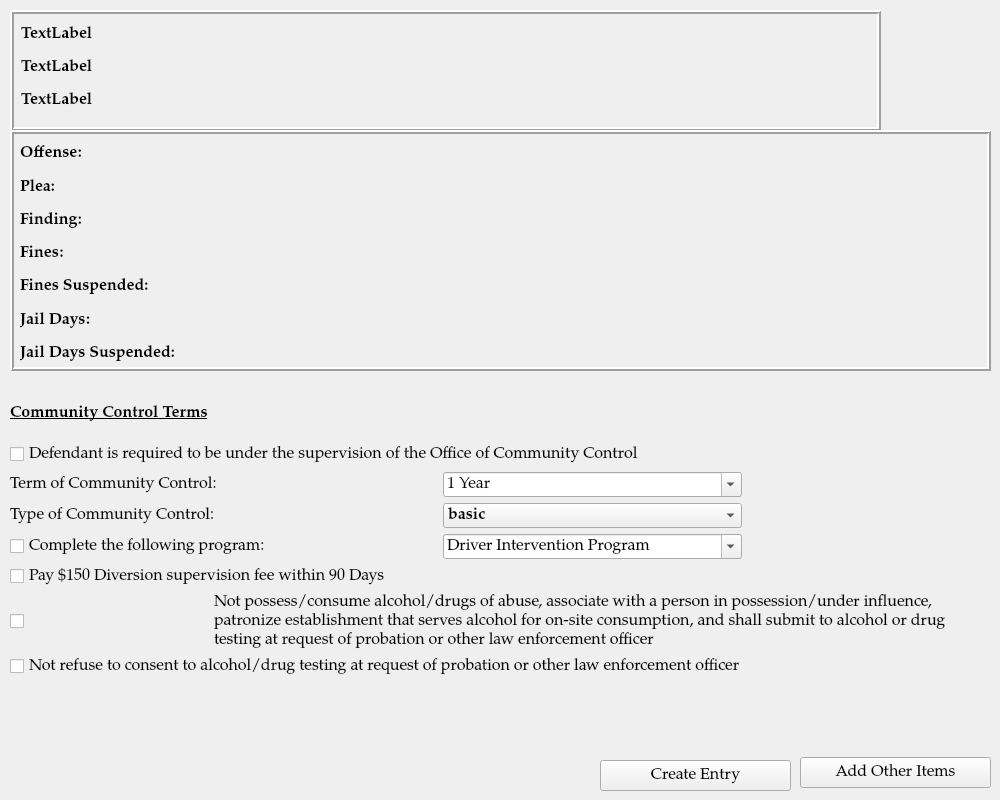
First picture: the form in ui/CommunityControlDialog.ui, repository HunterProgram22/MuniEntry, before the edit.
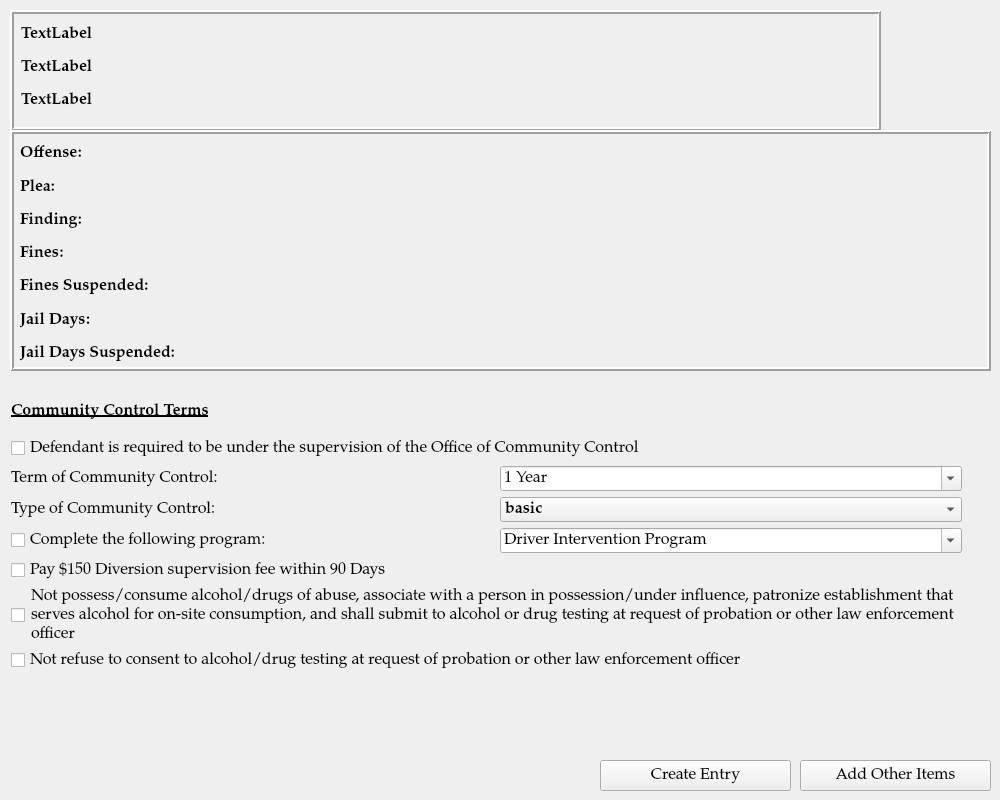
Second picture: the form after the edit.

```diff
--- a/ui/CommunityControlDialog.ui
+++ b/ui/CommunityControlDialog.ui
@@ -35,7 +35,7 @@
    <property name="geometry">
     <rect>
      <x>800</x>
-     <y>757</y>
+     <y>760</y>
      <width>191</width>
      <height>31</height>
     </rect>
@@ -273,87 +273,42 @@
   <widget class="QWidget" name="">
    <property name="geometry">
     <rect>
-     <x>10</x>
-     <y>390</y>
-     <width>961</width>
-     <height>288</height>
+     <x>11</x>
+     <y>391</y>
+     <width>951</width>
+     <height>281</height>
     </rect>
    </property>
    <layout class="QGridLayout" name="gridLayout">
-    <item row="1" column="0" colspan="4">
+    <item row="0" column="0" colspan="2">
+     <widget class="QLabel" name="label">
+      <property name="font">
+       <font>
+        <weight>75</weight>
+        <bold>true</bold>
+        <underline>true</underline>
+       </font>
+      </property>
+      <property name="text">
+       <string>Community Control Terms</string>
+      </property>
+     </widget>
+    </item>
+    <item row="1" column="0" colspan="3">
      <widget class="QCheckBox" name="community_control_required_checkbox">
       <property name="text">
        <string>Defendant is required to be under the supervision of the Office of Community Control</string>
       </property>
      </widget>
     </item>
-    <item row="3" column="0" colspan="2">
+    <item row="2" column="0" colspan="2">
      <widget class="QLabel" name="label_2">
       <property name="text">
        <string>Term of Community Control:</string>
       </property>
      </widget>
     </item>
-    <item row="6" column="0" colspan="3">
-     <widget class="QCheckBox" name="checkBox_2">
-      <property name="text">
-       <string>Pay $150 Diversion supervision fee within 90 Days</string>
-      </property>
-     </widget>
-    </item>
-    <item row="7" column="1" colspan="3">
-     <widget class="QLabel" name="label_4">
-      <property name="text">
-       <string>Not possess/consume alcohol/drugs of abuse, associate with a person in possession/under influence, patronize establishment that serves alcohol for on-site consumption, and shall submit to alcohol or drug testing at request of probation or other law enforcement officer</string>
-      </property>
-      <property name="wordWrap">
-       <bool>true</bool>
-      </property>
-     </widget>
-    </item>
-    <item row="4" column="0" colspan="2">
-     <widget class="QLabel" name="label_3">
-      <property name="text">
-       <string>Type of Community Control:</string>
-      </property>
-     </widget>
-    </item>
-    <item row="4" column="2">
-     <widget class="QComboBox" name="type_of_community_control_box">
-      <property name="enabled">
-       <bool>true</bool>
-      </property>
-      <property name="font">
-       <font>
-        <weight>75</weight>
-        <bold>true</bold>
-       </font>
-      </property>
-      <item>
-       <property name="text">
-        <string>basic</string>
-       </property>
-      </item>
-      <item>
-       <property name="text">
-        <string>intensive</string>
-       </property>
-      </item>
-      <item>
-       <property name="text">
-        <string>monitored</string>
-       </property>
-      </item>
-     </widget>
-    </item>
-    <item row="8" column="0" colspan="4">
-     <widget class="QCheckBox" name="not_refuse_checkbox">
-      <property name="text">
-       <string>Not refuse to consent to alcohol/drug testing at request of probation or other law enforcement officer</string>
-      </property>
-     </widget>
-    </item>
-    <item row="3" column="2">
+    <item row="2" column="2">
      <widget class="QComboBox" name="term_of_community_control_box">
       <property name="sizePolicy">
        <sizepolicy hsizetype="Minimum" vsizetype="Fixed">
@@ -391,14 +346,86 @@
       </item>
      </widget>
     </item>
-    <item row="5" column="0" colspan="2">
+    <item row="3" column="0" colspan="2">
+     <widget class="QLabel" name="label_3">
+      <property name="text">
+       <string>Type of Community Control:</string>
+      </property>
+     </widget>
+    </item>
+    <item row="3" column="2">
+     <widget class="QComboBox" name="type_of_community_control_box">
+      <property name="enabled">
+       <bool>true</bool>
+      </property>
+      <property name="font">
+       <font>
+        <weight>75</weight>
+        <bold>true</bold>
+       </font>
+      </property>
+      <item>
+       <property name="text">
+        <string>basic</string>
+       </property>
+      </item>
+      <item>
+       <property name="text">
+        <string>intensive</string>
+       </property>
+      </item>
+      <item>
+       <property name="text">
+        <string>monitored</string>
+       </property>
+      </item>
+     </widget>
+    </item>
+    <item row="4" column="0" colspan="2">
      <widget class="QCheckBox" name="checkBox_4">
       <property name="text">
        <string>Complete the following program:</string>
       </property>
      </widget>
     </item>
-    <item row="7" column="0">
+    <item row="4" column="2">
+     <widget class="QComboBox" name="comboBox_2">
+      <property name="enabled">
+       <bool>true</bool>
+      </property>
+      <property name="editable">
+       <bool>true</bool>
+      </property>
+      <item>
+       <property name="text">
+        <string>Driver Intervention Program</string>
+       </property>
+      </item>
+      <item>
+       <property name="text">
+        <string>Anti-theft / Shoplifting Program</string>
+       </property>
+      </item>
+      <item>
+       <property name="text">
+        <string>Alcohol / Drug Education Program</string>
+       </property>
+      </item>
+      <item>
+       <property name="text">
+        <string>Domestic Violence Offender Program</string>
+       </property>
+      </item>
+     </widget>
+    </item>
+    <item row="5" column="0" colspan="2">
+     <widget class="QCheckBox" name="checkBox_2">
+      <property name="text">
+       <string>Pay $150 Diversion supervision fee within 90 Days</string>
+      </property>
+     </widget>
+    </item>
+    <item row="6" column="0">
      <widget class="QCheckBox" name="not_consume_checkbox">
       <property name="maximumSize">
        <size>
@@ -411,47 +438,20 @@
       </property>
      </widget>
     </item>
-    <item row="5" column="2">
-     <widget class="QComboBox" name="comboBox_2">
-      <property name="enabled">
-       <bool>true</bool>
+    <item row="6" column="1" colspan="2">
+     <widget class="QLabel" name="label_4">
+      <property name="text">
+       <string>Not possess/consume alcohol/drugs of abuse, associate with a person in possession/under influence, patronize establishment that serves alcohol for on-site consumption, and shall submit to alcohol or drug testing at request of probation or other law enforcement officer</string>
       </property>
-      <property name="editable">
+      <property name="wordWrap">
        <bool>true</bool>
       </property>
-      <item>
-       <property name="text">
-        <string>Driver Intervention Program</string>
-       </property>
-      </item>
-      <item>
-       <property name="text">
-        <string>Anti-theft / Shoplifting Program</string>
-       </property>
-      </item>
-      <item>
-       <property name="text">
-        <string>Alcohol / Drug Education Program</string>
-       </property>
-      </item>
-      <item>
-       <property name="text">
-        <string>Domestic Violence Offender Program</string>
-       </property>
-      </item>
      </widget>
     </item>
-    <item row="0" column="0">
-     <widget class="QLabel" name="label">
-      <property name="font">
-       <font>
-        <weight>75</weight>
-        <bold>true</bold>
-        <underline>true</underline>
-       </font>
-      </property>
+    <item row="7" column="0" colspan="3">
+     <widget class="QCheckBox" name="not_refuse_checkbox">
       <property name="text">
-       <string>Community Control Terms</string>
+       <string>Not refuse to consent to alcohol/drug testing at request of probation or other law enforcement officer</string>
       </property>
      </widget>
     </item>
```
